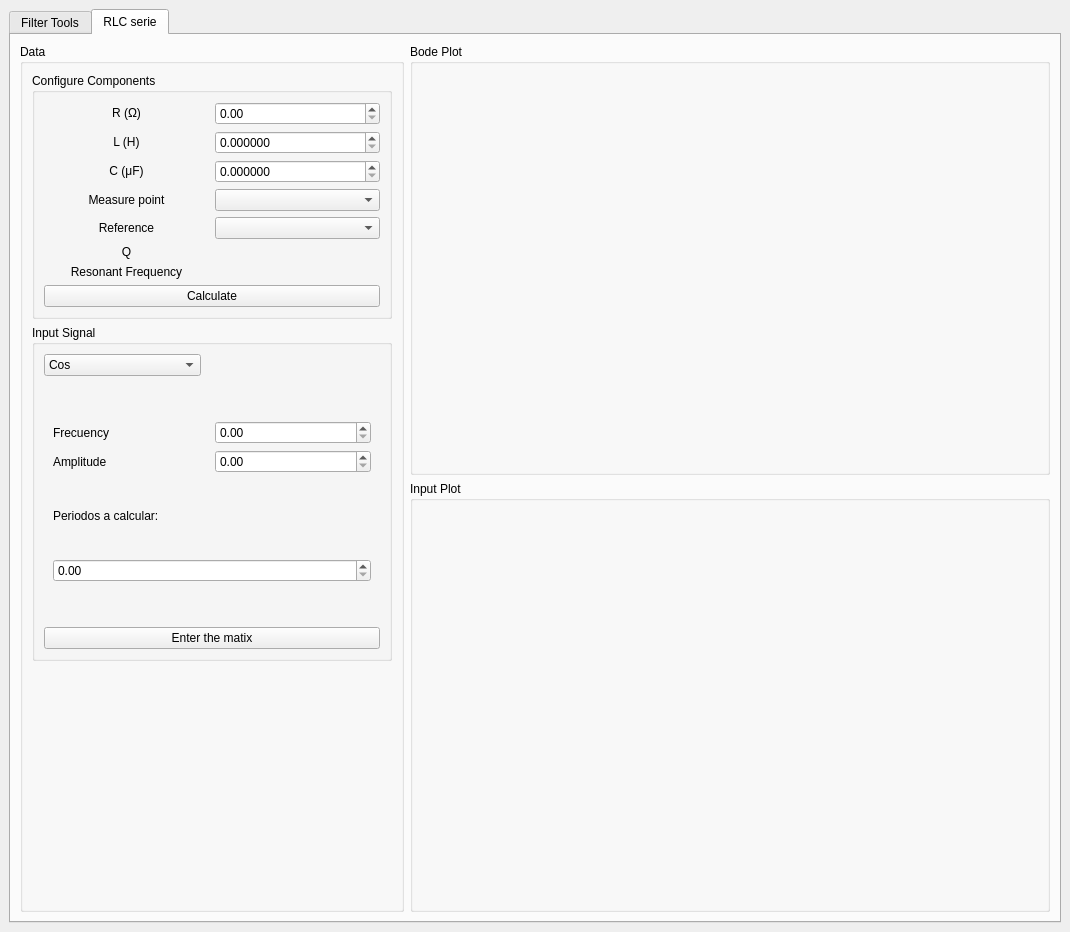
The window that UI.ui (GullinoAgus/Filter-TOOL-ELECTRO) describes before a commit, drawn with Qt 5.
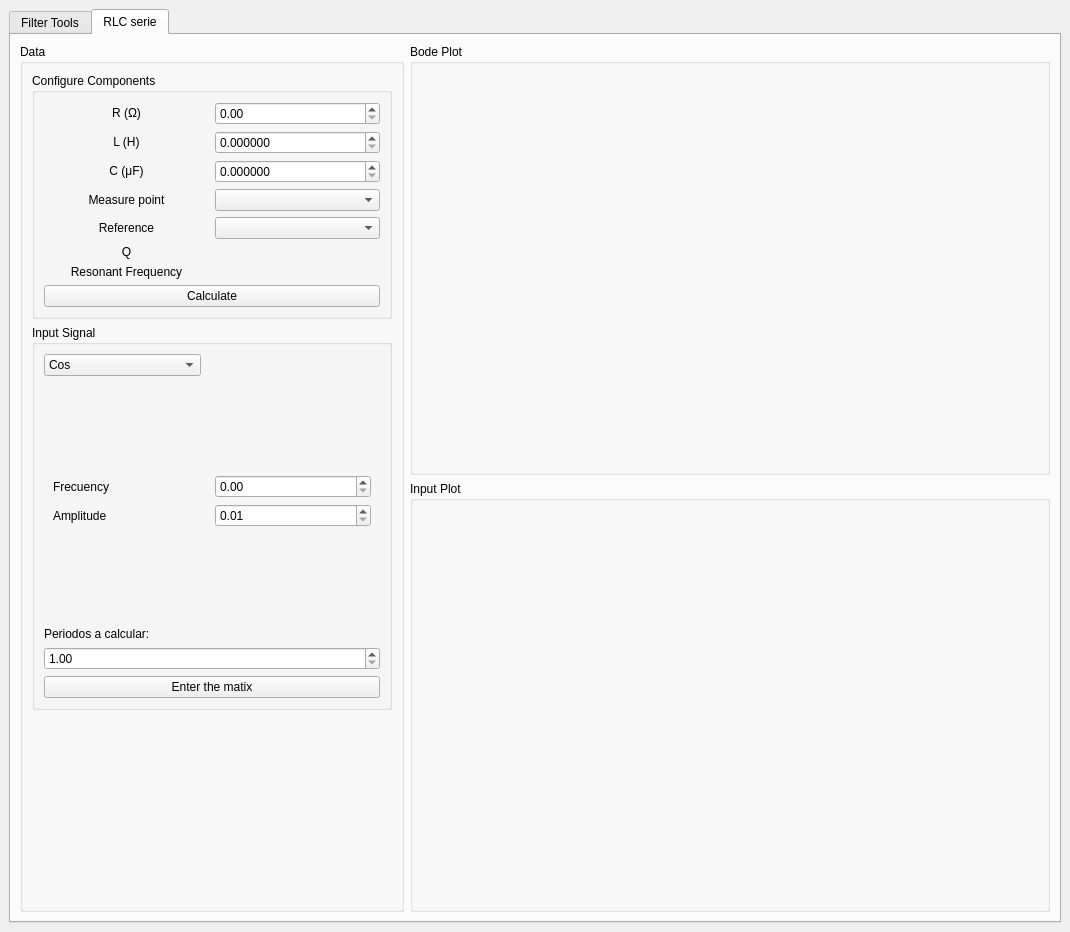
The same window after the commit. The open tabs and pages were chosen to show the change.

Commit message: Proyecto Practicamente listo (Esta listo, se puede pulir mas pero no hay tiempo)

Diff of the .ui file:
```diff
--- a/UI.ui
+++ b/UI.ui
@@ -1236,6 +1236,13 @@
               </item>
               <item row="1" column="0">
                <layout class="QGridLayout" name="gridLayout_27">
+                <item row="2" column="0">
+                 <widget class="QDoubleSpinBox" name="TQUANTDoubleSpinBox_2">
+                  <property name="minimum">
+                   <double>1.000000000000000</double>
+                  </property>
+                 </widget>
+                </item>
                 <item row="0" column="0">
                  <widget class="QStackedWidget" name="InputTypeStackedWidget_2">
                   <property name="sizePolicy">
@@ -1291,6 +1298,9 @@
                       </item>
                       <item row="1" column="1">
                        <widget class="QDoubleSpinBox" name="AInputSignalDoubleSpinBox2_2">
+                        <property name="minimum">
+                         <double>0.010000000000000</double>
+                        </property>
                         <property name="maximum">
                          <double>10000000000000000139372116959414099130712064.000000000000000</double>
                         </property>
@@ -1305,22 +1315,6 @@
                       </item>
                      </layout>
                     </item>
-                    <item>
-                     <widget class="QLabel" name="TQUANTLabel_2">
-                      <property name="sizePolicy">
-                       <sizepolicy hsizetype="Preferred" vsizetype="Maximum">
-                        <horstretch>0</horstretch>
-                        <verstretch>0</verstretch>
-                       </sizepolicy>
-                      </property>
-                      <property name="text">
-                       <string>Periodos a calcular:</string>
-                      </property>
-                     </widget>
-                    </item>
-                    <item>
-                     <widget class="QDoubleSpinBox" name="TQUANTDoubleSpinBox_2"/>
-                    </item>
                    </layout>
                   </widget>
                   <widget class="QWidget" name="page_16">
@@ -1406,6 +1400,19 @@
                   <widget class="QWidget" name="page_18"/>
                  </widget>
                 </item>
+                <item row="1" column="0">
+                 <widget class="QLabel" name="TQUANTLabel_2">
+                  <property name="sizePolicy">
+                   <sizepolicy hsizetype="Preferred" vsizetype="Maximum">
+                    <horstretch>0</horstretch>
+                    <verstretch>0</verstretch>
+                   </sizepolicy>
+                  </property>
+                  <property name="text">
+                   <string>Periodos a calcular:</string>
+                  </property>
+                 </widget>
+                </item>
                </layout>
               </item>
               <item row="2" column="0">
```
Left out of the diff: 41 changed lines with no effect on the pictures. The commit also changes 2 other files.
